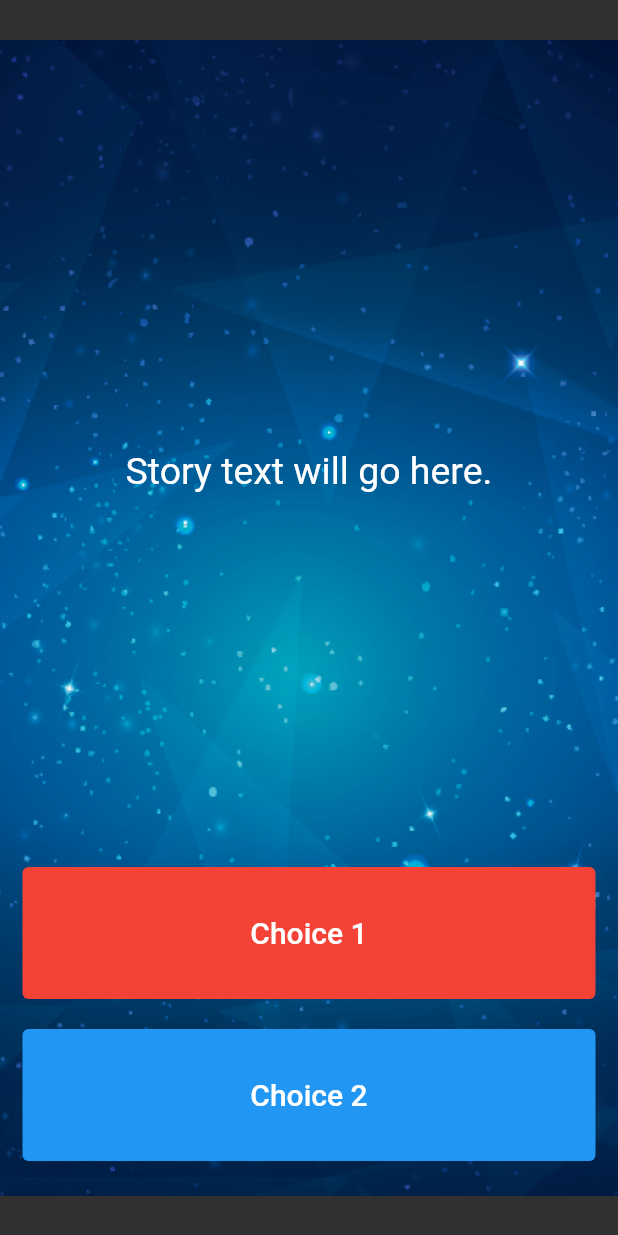
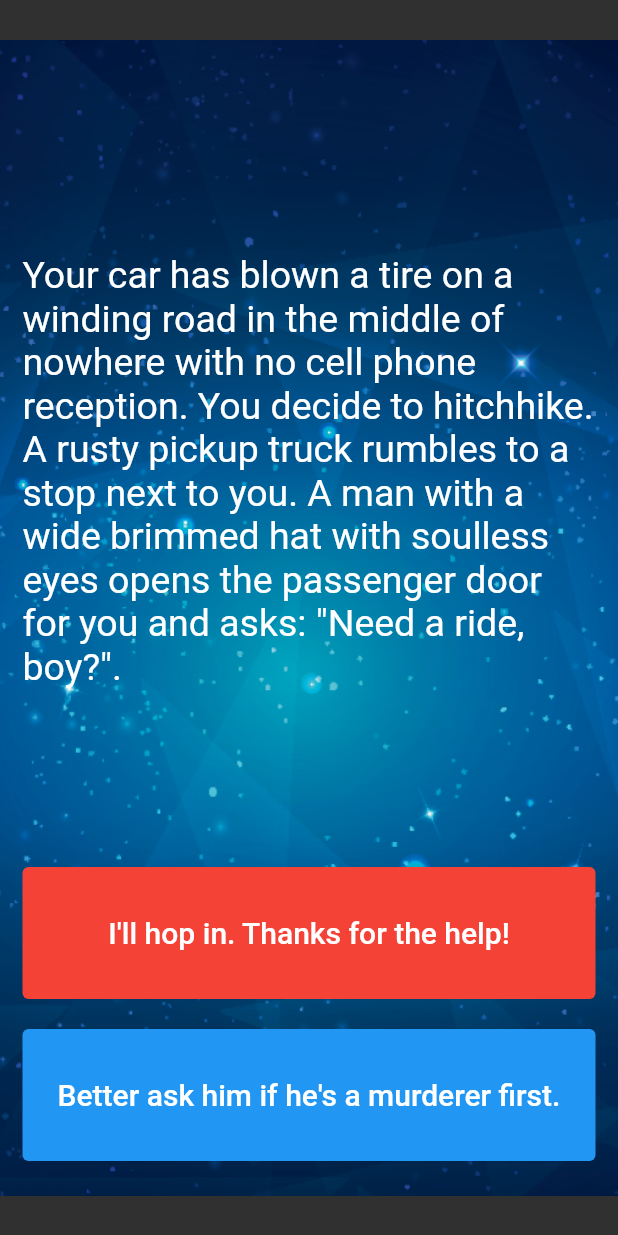
Before and after one commit to Okashe/destiny_app, a Flutter app: the screen it shows after launch, on a phone screen of 412 x 824 dp. Run offline on Flutter 3.47's test engine with Material 2 defaults, Android fonts, the phone set to English and light mode, and no system bars.

Commit message:
challenge complete

```diff
--- a/lib/main.dart
+++ b/lib/main.dart
@@ -1,5 +1,5 @@
 import 'package:flutter/material.dart';
-
+import 'story_brain.dart';
 //TODO: Step 15 - Run the app and see if you can see the screen update with the first story. Delete this TODO if it looks as you expected.
 
 void main() => runApp(const Destini());
@@ -17,9 +17,11 @@ class Destini extends StatelessWidget {
 }
 
 //TODO: Step 9 - Create a new storyBrain object from the StoryBrain class.
+StoryBrain storyBrain = StoryBrain();
 
 class StoryPage extends StatefulWidget {
   const StoryPage({super.key});
+
   @override
   State<StoryPage> createState() => _StoryPageState();
 }
@@ -40,13 +42,14 @@ class _StoryPageState extends State<StoryPage> {
           child: Column(
             crossAxisAlignment: CrossAxisAlignment.stretch,
             children: <Widget>[
-              const Expanded(
+              Expanded(
                 flex: 12,
                 child: Center(
                   child: Text(
                     //TODO: Step 10 - use the storyBrain to get the first story title and display it in this Text Widget.
-                    'Story text will go here.',
-                    style: TextStyle(
+                    storyBrain.getStory(),
+
+                    style: const TextStyle(
                       fontSize: 25.0,
                     ),
                   ),
@@ -58,14 +61,17 @@ class _StoryPageState extends State<StoryPage> {
                   onPressed: () {
                     //Choice 1 made by user.
                     //TODO: Step 18 - Call the nextStory() method from storyBrain and pass the number 1 as the choice made by the user.
+                    setState(() {
+                      storyBrain.nextStory(1);
+                    });
                   },
                   style: const ButtonStyle(
                     backgroundColor: MaterialStatePropertyAll(Colors.red),
                   ),
-                  child: const Text(
+                  child: Text(
                     //TODO: Step 13 - Use the storyBrain to get the text for choice 1.
-                    'Choice 1',
-                    style: TextStyle(
+                    storyBrain.getChoice1(),
+                    style: const TextStyle(
                       fontSize: 20.0,
                       color: Colors.white,
                     ),
@@ -79,20 +85,26 @@ class _StoryPageState extends State<StoryPage> {
                 flex: 2,
                 //TODO: Step 26 - Use a Flutter Visibility Widget to wrap this FlatButton.
                 //TODO: Step 28 - Set the "visible" property of the Visibility Widget to equal the output from the buttonShouldBeVisible() method in the storyBrain.
+                child: Visibility(
+                  visible: storyBrain.buttonShouldBeVisible(),
                   child: TextButton(
                     onPressed: () {
                       //Choice 2 made by user.
                       //TODO: Step 19 - Call the nextStory() method from storyBrain and pass the number 2 as the choice made by the user.
+                      setState(() {
+                        storyBrain.nextStory(2);
+                      });
                     },
                     style: const ButtonStyle(
                       backgroundColor: MaterialStatePropertyAll(Colors.blue),
                     ),
-                  child: const Text(
+                    child: Text(
                       //TODO: Step 14 - Use the storyBrain to get the text for choice 2.
-                    'Choice 2',
-                    style: TextStyle(
+                      storyBrain.getChoice2(),
+                      style: const TextStyle(
                         fontSize: 20.0,
                         color: Colors.white,
+                      ),
                     ),
                   ),
                 ),
--- a/lib/story.dart
+++ b/lib/story.dart
@@ -1,4 +1,5 @@
 class Story {
   String storyTitle, choice1, choice2;
+
   Story(this.storyTitle, this.choice1, this.choice2);
 }
```
Also changed, not shown: lib/story_brain.dart (+70 -38 lines). Lines whose indentation alone changed are shown as unchanged.
